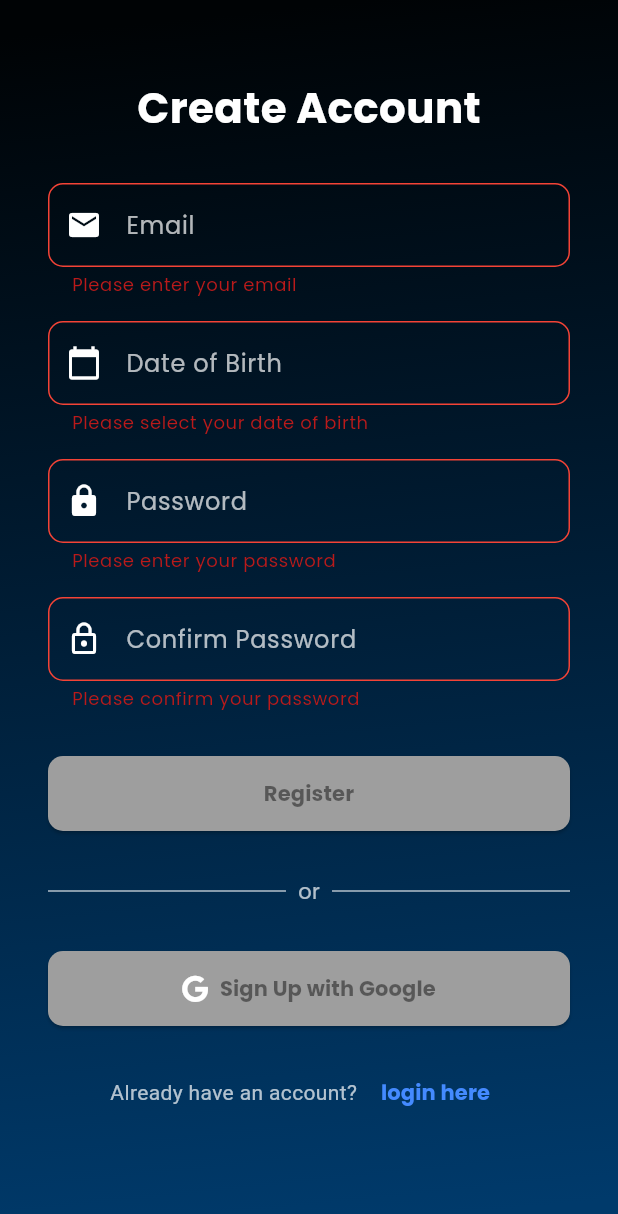
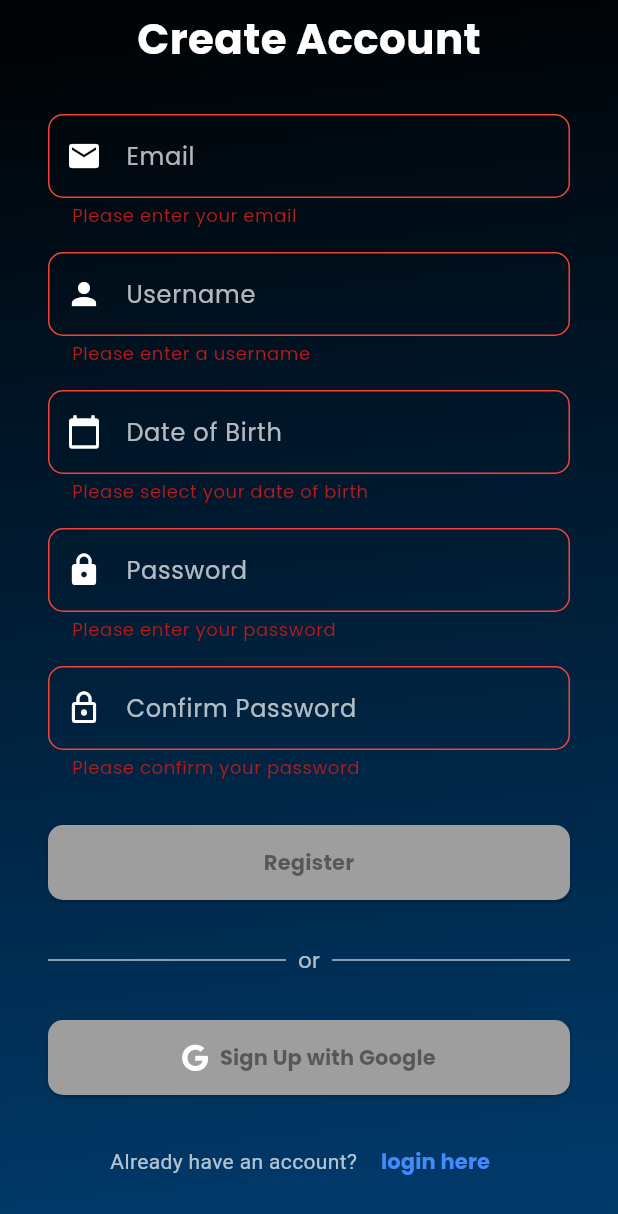
Before and after one commit to ahsankhan338/AI-Learning, a Flutter app: the RegisterPage screen opened by its route, after a tap on "Register", on a phone screen of 412 x 824 dp. Shown: the top 1214 px of the screen. Run offline on Flutter 3.47's test engine with Material 3 defaults, Android fonts, the phone set to English and light mode, and no system bars; our stand-ins replace flutter_spinkit, fluttertoast, font_awesome_flutter, go_router, shared_preferences; accounts and stored records are empty; network calls fail.

Commit message:
AI working

```diff
--- a/lib/api/ai_model_api.dart
+++ b/lib/api/ai_model_api.dart
@@ -9,7 +9,7 @@ class AiModelApi {
       url,
       headers: {
         'Authorization':
-            'Bearer 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',
+            'Bearer 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',
         'Content-Type': 'application/json',
       },
       body: jsonEncode({
--- a/lib/screens/auth/register_page.dart
+++ b/lib/screens/auth/register_page.dart
@@ -1,11 +1,11 @@
-
+import 'package:aieducator/api/auth_api.dart';
 import 'package:aieducator/components/spinner.dart';
 import 'package:aieducator/components/toast.dart';
 import 'package:aieducator/constants/constants.dart';
-
+import 'package:aieducator/provider/auth_provider.dart';
 import 'package:flutter/material.dart';
 import 'package:font_awesome_flutter/font_awesome_flutter.dart';
-
+import 'package:provider/provider.dart';
 import 'package:intl/intl.dart';
 import 'package:go_router/go_router.dart';
 
@@ -19,6 +19,7 @@ class RegisterPage extends StatefulWidget {
 class _RegisterPageState extends State<RegisterPage> {
   final _formKey = GlobalKey<FormState>();
   final TextEditingController emailController = TextEditingController();
+  final TextEditingController usernameController = TextEditingController();
   final TextEditingController passwordController = TextEditingController();
   final TextEditingController confirmPasswordController = TextEditingController();
   final TextEditingController dobController = TextEditingController();
@@ -96,6 +97,45 @@ class _RegisterPageState extends State<RegisterPage> {
                       decoration: InputDecoration(
                         prefixIcon: const Icon(Icons.email, color: Colors.white),
                         hintText: 'Email',
+                        hintStyle: const TextStyle(color: Colors.white70),
+                        filled: true,
+                        fillColor: Colors.transparent,
+                        enabledBorder: OutlineInputBorder(
+                          borderSide: const BorderSide(color: Colors.white70),
+                          borderRadius: BorderRadius.circular(10),
+                        ),
+                        focusedBorder: OutlineInputBorder(
+                          borderSide: const BorderSide(color: Colors.white),
+                          borderRadius: BorderRadius.circular(10),
+                        ),
+                        errorBorder: OutlineInputBorder(
+                          borderSide: const BorderSide(color: Colors.red),
+                          borderRadius: BorderRadius.circular(10),
+                        ),
+                        focusedErrorBorder: OutlineInputBorder(
+                          borderSide: const BorderSide(color: Colors.red),
+                          borderRadius: BorderRadius.circular(10),
+                        ),
+                      ),
+                      style: const TextStyle(color: Colors.white),
+                    ),
+                    const SizedBox(height: 16),
+
+                    // Username field
+                    TextFormField(
+                      controller: usernameController,
+                      validator: (value) {
+                        if (value == null || value.isEmpty) {
+                          return 'Please enter a username';
+                        }
+                        if (value.length < 3) {
+                          return 'Username must be at least 3 characters';
+                        }
+                        return null;
+                      },
+                      decoration: InputDecoration(
+                        prefixIcon: const Icon(Icons.person, color: Colors.white),
+                        hintText: 'Username',
                         hintStyle: const TextStyle(color: Colors.white70),
                         filled: true,
                         fillColor: Colors.transparent,
@@ -258,32 +298,26 @@ class _RegisterPageState extends State<RegisterPage> {
                                 });
 
                                 try {
-                                  // Registration logic would go here
-                                  // Example:
-                                  // final Authentication authentication = Authentication();
-                                  // final result = await authentication.register(
-                                  //   email: emailController.text,
-                                  //   password: passwordController.text,
-                                  //   dateOfBirth: dobController.text,
-                                  // );
-
-                                  await Future.delayed(const Duration(seconds: 2)); // Simulating API call
+                                  // Use the AuthProvider to handle registration
+                                  await Provider.of<AuthProvider>(context, listen: false)
+                                      .register(
+                                        email: emailController.text,
+                                        username: usernameController.text,
+                                        password: passwordController.text,
+                                        dateOfBirth: dobController.text,
+                                      );
 
                                   if (!mounted) return;
 
-                                  showToast(
-                                    message: 'Registration successful!',
-                                    backgroundColor: Colors.green,
-                                  );
-
-                                  // Navigate to login page or home page
-                                  context.goNamed('login');
+                                  // Navigate to home page (AuthProvider already shows toast)
+                                  context.goNamed('home');
                                 } catch (error) {
-                                  final errorMessage = error.toString().replaceAll('Exception: ', '');
-                                  showToast(
-                                    message: errorMessage,
-                                    backgroundColor: Colors.red,
-                                  );
+                                  // AuthProvider already handles toast for errors
+                                  if (mounted) {
+                                    setState(() {
+                                      isLoading = false;
+                                    });
+                                  }
                                 } finally {
                                   if (mounted) {
                                     setState(() {
```
Also changed, not shown: lib/api/auth_api.dart (+38 -0 lines), lib/provider/auth_provider.dart (+28 -0 lines), lib/screens/home/courseName/mcq_screen.dart (+80 -7 lines).
